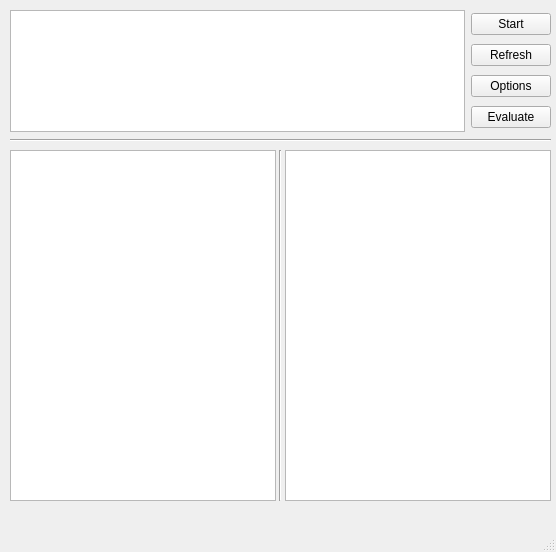
MarvinCS/DNS_Sniffer, file qt/designs/main_window.ui: the form before one commit.
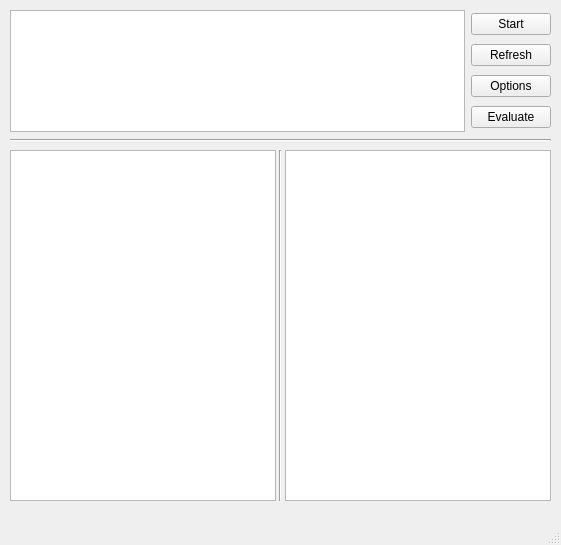
The form after the commit.

```diff
--- a/qt/designs/main_window.ui
+++ b/qt/designs/main_window.ui
@@ -6,8 +6,8 @@
    <rect>
     <x>0</x>
     <y>0</y>
-    <width>556</width>
-    <height>552</height>
+    <width>561</width>
+    <height>545</height>
    </rect>
   </property>
   <property name="windowTitle">
```
Left out of the diff: 2 changed lines with no effect on the pictures.
